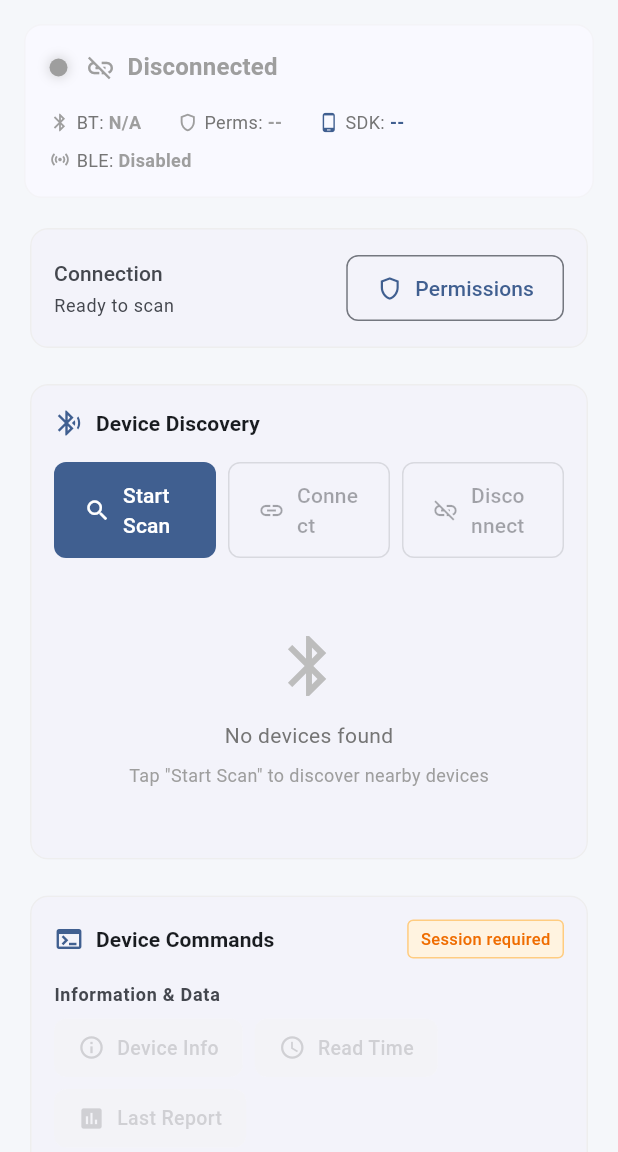
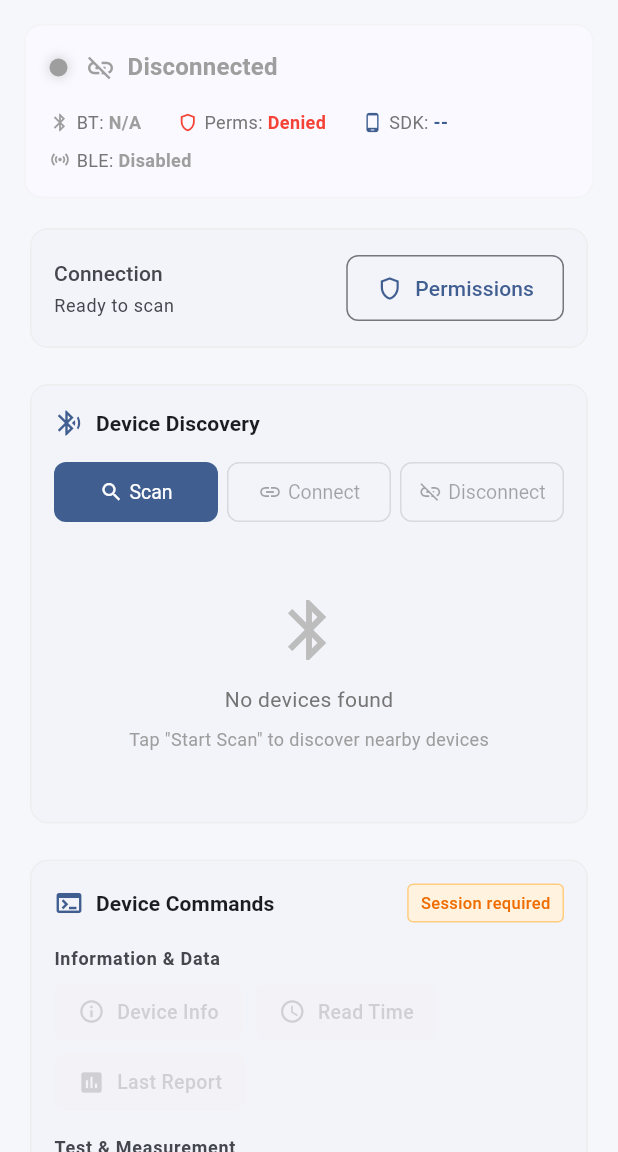
Before and after one commit to Tanvirul-swe/unified-device-sdk, a Flutter app: the screen it shows after launch, on a phone screen of 412 x 824 dp, the part 84-1236 px from its top. Run offline on Flutter 3.47's test engine with Material 3 defaults, Android fonts, the phone set to English and light mode, and no system bars; our stand-ins replace plugin_platform_interface.

```diff
--- a/example/lib/screens/dashboard_screen.dart
+++ b/example/lib/screens/dashboard_screen.dart
@@ -105,6 +105,7 @@ class _DashboardScreenState extends State<DashboardScreen>
       _platform.getPlatformVersion(),
       _platform.isBluetoothAvailable(),
       _platform.isBluetoothEnabled(),
+      _platform.requestBluetoothPermissions(),
     ]);
     if (!mounted) {
       return;
@@ -113,6 +114,7 @@ class _DashboardScreenState extends State<DashboardScreen>
       _platformVersion = values[0] as String?;
       _bluetoothAvailable = values[1] as bool?;
       _bluetoothEnabled = values[2] as bool?;
+      _permissionsGranted = values[3] as bool?;
     });
   }
 
--- a/example/lib/widgets/device_scan_panel.dart
+++ b/example/lib/widgets/device_scan_panel.dart
@@ -62,37 +62,27 @@ class DeviceScanPanel extends StatelessWidget {
             ),
             const SizedBox(height: 16),
 
-            // Action buttons
+            // Action buttons - compact layout
             Row(
               children: [
-                Expanded(
-                  child: FilledButton.icon(
-                    onPressed: onToggleScan,
-                    icon: Icon(isScanning ? Icons.stop : Icons.search),
-                    label: Text(isScanning ? 'Stop Scan' : 'Start Scan'),
-                  ),
+                _compactFilledButton(
+                  onPressed: onToggleScan,
+                  icon: isScanning ? Icons.stop : Icons.search,
+                  label: isScanning ? 'Stop' : 'Scan',
+                  color: theme.colorScheme.primary,
                 ),
-                const SizedBox(width: 8),
-                Expanded(
-                  child: OutlinedButton.icon(
-                    onPressed: canConnect ? onConnect : null,
-                    icon: const Icon(Icons.link),
-                    label: const Text('Connect'),
-                  ),
+                const SizedBox(width: 6),
+                _compactOutlinedButton(
+                  onPressed: canConnect ? onConnect : null,
+                  icon: Icons.link,
+                  label: 'Connect',
                 ),
-                const SizedBox(width: 8),
-                Expanded(
-                  child: OutlinedButton.icon(
-                    onPressed: canDisconnect ? onDisconnect : null,
-                    icon: const Icon(Icons.link_off),
-                    label: const Text('Disconnect'),
-                    style: OutlinedButton.styleFrom(
-                      foregroundColor: canDisconnect ? Colors.red.shade700 : null,
-                      side: canDisconnect
-                          ? BorderSide(color: Colors.red.shade300)
-                          : null,
-                    ),
-                  ),
+                const SizedBox(width: 6),
+                _compactOutlinedButton(
+                  onPressed: canDisconnect ? onDisconnect : null,
+                  icon: Icons.link_off,
+                  label: 'Disconnect',
+                  danger: true,
                 ),
               ],
             ),
@@ -136,6 +126,66 @@ class DeviceScanPanel extends StatelessWidget {
                 (device) => _buildDeviceTile(context, device),
               ),
           ],
+        ),
+      ),
+    );
+  }
+
+  Widget _compactFilledButton({
+    required VoidCallback onPressed,
+    required IconData icon,
+    required String label,
+    required Color color,
+  }) {
+    return Expanded(
+      child: SizedBox(
+        height: 40,
+        child: FilledButton(
+          onPressed: onPressed,
+          style: FilledButton.styleFrom(
+            padding: const EdgeInsets.symmetric(horizontal: 8),
+            textStyle: const TextStyle(fontSize: 13),
+          ),
+          child: Row(
+            mainAxisAlignment: MainAxisAlignment.center,
+            children: [
+              Icon(icon, size: 16),
+              const SizedBox(width: 4),
+              Text(label),
+            ],
+          ),
+        ),
+      ),
+    );
+  }
+
+  Widget _compactOutlinedButton({
+    required VoidCallback? onPressed,
+    required IconData icon,
+    required String label,
+    bool danger = false,
+  }) {
+    return Expanded(
+      child: SizedBox(
+        height: 40,
+        child: OutlinedButton(
+          onPressed: onPressed,
+          style: OutlinedButton.styleFrom(
+            padding: const EdgeInsets.symmetric(horizontal: 8),
+            textStyle: const TextStyle(fontSize: 13),
+            foregroundColor: danger ? Colors.red.shade700 : null,
+            side: danger && onPressed != null
+                ? BorderSide(color: Colors.red.shade300)
+                : null,
+          ),
+          child: Row(
+            mainAxisAlignment: MainAxisAlignment.center,
+            children: [
+              Icon(icon, size: 16),
+              const SizedBox(width: 4),
+              Text(label),
+            ],
+          ),
         ),
       ),
     );
```
Also changed, not shown: example/lib/debug_console_screen.dart (+66 -17 lines).
